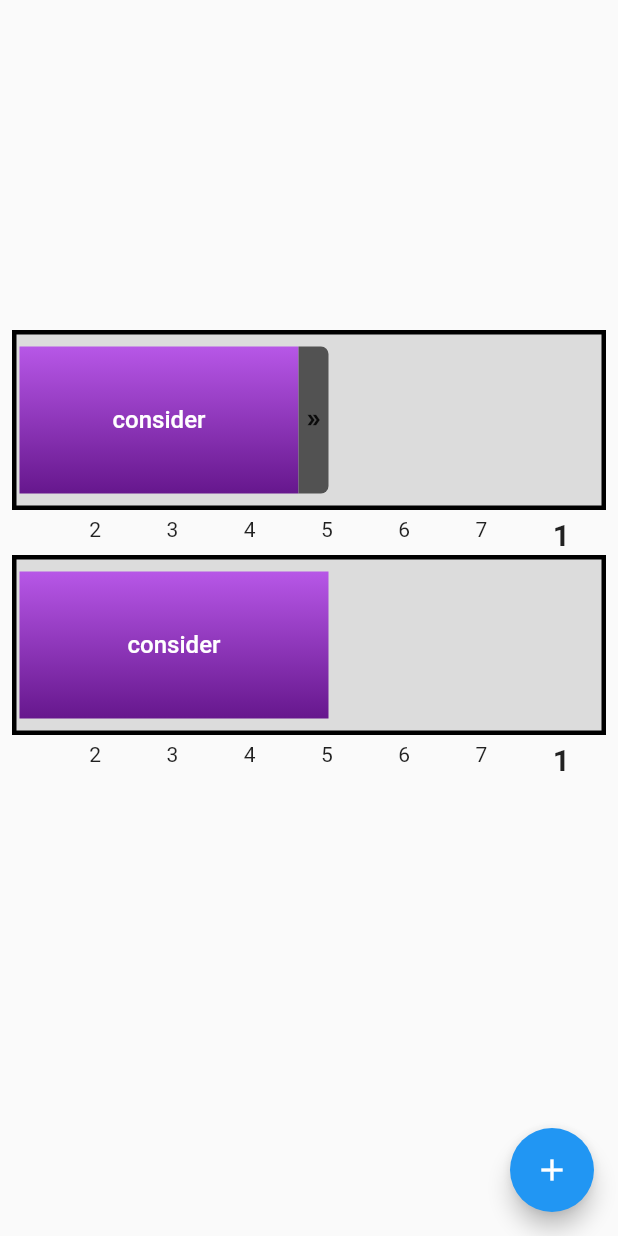
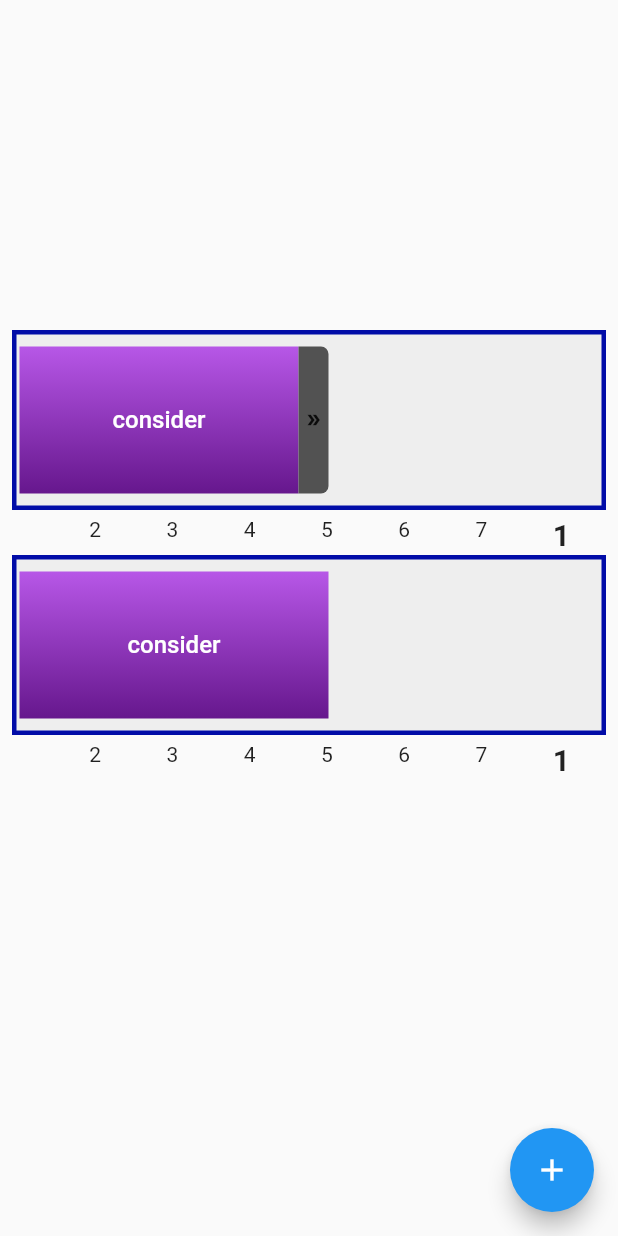
Before and after one commit to the-lightstack/timeline_editor, a Flutter app: the screen it shows after launch, after a tap on the "add" icon, on a phone screen of 412 x 824 dp. Run offline on Flutter 3.47's test engine with Material 2 defaults, Android fonts, the phone set to English and light mode, and no system bars.

Commit message:
broken: for sharing

```diff
--- a/example/lib/main.dart
+++ b/example/lib/main.dart
@@ -66,9 +66,9 @@ class _MainAppState extends State<MainApp> {
         tilePadding:
             const EdgeInsets.only(top: 8, bottom: 8, left: 2, right: 2),
         timelineDecoration: BoxDecoration(
-            color: Colors.black12,
+            color: const Color.fromARGB(255, 238, 238, 238),
             border: Border.all(
-              color: Colors.black,
+              color: const Color.fromARGB(255, 1, 12, 167),
               width: 3,
             )));
 
@@ -111,6 +111,21 @@ class _MainAppState extends State<MainApp> {
                     // scalingFactor: MediaQuery.of(context).size.width / (8 * 2),
                     totalSteps: 8,
                     underBarBuilder: barBuilder,
+                    popupMenuItems: [
+                      PopupItemWithIndex(
+                          onTap: (index) {
+                            // showDialog(context: context, builder: (ctx){return SimpleDialog(title: "Details for ${widget.ownIndex}"},))
+                            assert(index != null);
+                            // do other stuff
+                          },
+                          index: 5,
+                          child: Row(
+                            children: [
+                              Icon(Icons.details),
+                              const Text("Details")
+                            ],
+                          ))
+                    ],
                     style: tStyle,
                   ),
                   TimelineViewer(
--- a/lib/src/timeline_editor.dart
+++ b/lib/src/timeline_editor.dart
@@ -11,13 +11,15 @@ class EditableTimeline extends StatefulWidget {
   final int totalSteps;
   final Widget? Function(BuildContext, int)? underBarBuilder;
   final TimelineEditorStyle? style;
+  final List<PopupMenuEntry>? popupMenuItems;
 
   const EditableTimeline(
       {super.key,
       required this.controller,
       this.style,
       this.totalSteps = 20,
-      this.underBarBuilder});
+      this.underBarBuilder,
+      this.popupMenuItems});
 
   @override
   State<EditableTimeline> createState() => _EditableTimelineState();
@@ -62,6 +64,7 @@ class _EditableTimelineState extends State<EditableTimeline> {
           totalSteps: widget.totalSteps,
           ownIndex: i,
           style: widget.style,
+          popupMenuItems: widget.popupMenuItems,
         )
     ];
     final int lus = widget.controller.totalLengthUnits();
--- a/lib/src/timeline_style.dart
+++ b/lib/src/timeline_style.dart
@@ -6,9 +6,11 @@ class TimelineEditorStyle {
   BoxDecoration? timelineDecoration;
   BoxDecoration? numberlineDecoration;
   double? timelineAndBarHeight;
+  bool doubleClickDialogAbove;
   TimelineEditorStyle(
       {this.numberlineDecoration,
       this.timelineDecoration,
       this.tilePadding,
-      this.timelineAndBarHeight});
+      this.timelineAndBarHeight,
+      this.doubleClickDialogAbove = true});
 }
--- a/lib/src/timeline_tile.dart
+++ b/lib/src/timeline_tile.dart
@@ -2,6 +2,12 @@ import 'package:flutter/material.dart';
 import 'package:timeline_editor/src/timeline_data.dart';
 import 'package:timeline_editor/src/timeline_editor.dart';
 import 'package:timeline_editor/src/timeline_style.dart';
+
+class PopupItemWithIndex extends PopupMenuItem {
+  final int? index;
+  final void Function(int)? onTap;
+  const PopupItemWithIndex({this.index, super.key, required super.child});
+}
 
 class TimelineTile extends StatefulWidget {
   final TimedTile tileData;
@@ -9,6 +15,7 @@ class TimelineTile extends StatefulWidget {
   final EditableTimelineController controller;
   final int ownIndex;
   final TimelineEditorStyle? style;
+  final List<PopupMenuEntry>? popupMenuItems;
 
   const TimelineTile(
       {super.key,
@@ -16,7 +23,8 @@ class TimelineTile extends StatefulWidget {
       required this.totalSteps,
       required this.controller,
       required this.ownIndex,
-      this.style});
+      this.style,
+      this.popupMenuItems});
 
   @override
   State<TimelineTile> createState() => _TimelineTileState();
@@ -48,7 +56,56 @@ class _TimelineTileState extends State<TimelineTile> {
               _displayLength,
           child: Row(
             children: [
-              Flexible(flex: 5, child: widget.tileData.child),
+              Flexible(
+                  flex: 5,
+                  child: GestureDetector(
+                      onDoubleTapDown: (details) {
+                        final double wsdx = details.globalPosition.dx -
+                            details.localPosition.dx;
+                        final double wsdy = details.globalPosition.dy -
+                            details.localPosition.dy;
+
+                        // TODO: make this dependent on style topOrBottom
+                        showMenu(
+                            context: context,
+                            position: RelativeRect.fromLTRB(
+                                details.globalPosition.dx,
+                                wsdy,
+                                details.globalPosition.dx,
+                                wsdy),
+                            items: widget.popupMenuItems == null
+                                ? <PopupMenuEntry>[
+                                    PopupMenuItem(
+                                        onTap: () {
+                                          widget.controller
+                                              .removeTile(widget.ownIndex);
+                                        },
+                                        child: const Row(
+                                          children: [
+                                            Icon(Icons.delete),
+                                            Text("Remove")
+                                          ],
+                                        ))
+                                  ]
+                                : ([
+                                    widget.popupMenuItems!,
+                                    <PopupMenuEntry>[
+                                      const PopupMenuDivider(),
+                                      PopupMenuItem(
+                                          onTap: () {
+                                            widget.controller
+                                                .removeTile(widget.ownIndex);
+                                          },
+                                          child: const Row(
+                                            children: [
+                                              Icon(Icons.delete),
+                                              Text("Remove")
+                                            ],
+                                          )),
+                                    ]
+                                  ].expand((element) => element).toList()));
+                      },
+                      child: widget.tileData.child)),
               GestureDetector(
                 onHorizontalDragUpdate: (details) {
                   assert(_dragStartX != null);
```
